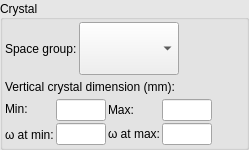
mxcube/mxcubeqt, file BlissFramework/Bricks/widgets/ui_files/Qt4_vertical_crystal_dimension_widget_layout.ui: the form before one commit.
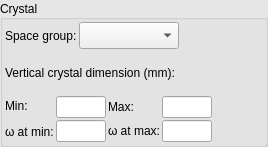
The form after the commit.

Commit message: [master] Layout adjustments and few new icons

What changed in the file:
```diff
--- a/BlissFramework/Bricks/widgets/ui_files/Qt4_vertical_crystal_dimension_widget_layout.ui
+++ b/BlissFramework/Bricks/widgets/ui_files/Qt4_vertical_crystal_dimension_widget_layout.ui
@@ -6,12 +6,12 @@
    <rect>
     <x>0</x>
     <y>0</y>
-    <width>249</width>
-    <height>150</height>
+    <width>268</width>
+    <height>147</height>
    </rect>
   </property>
   <property name="sizePolicy">
-   <sizepolicy hsizetype="MinimumExpanding" vsizetype="MinimumExpanding">
+   <sizepolicy hsizetype="MinimumExpanding" vsizetype="Minimum">
     <horstretch>0</horstretch>
     <verstretch>0</verstretch>
    </sizepolicy>
@@ -90,7 +90,7 @@
    <item>
     <widget class="QGroupBox" name="gbox">
      <property name="sizePolicy">
-      <sizepolicy hsizetype="MinimumExpanding" vsizetype="MinimumExpanding">
+      <sizepolicy hsizetype="MinimumExpanding" vsizetype="Minimum">
        <horstretch>0</horstretch>
        <verstretch>0</verstretch>
       </sizepolicy>
@@ -138,6 +138,12 @@
             </item>
             <item>
              <widget class="QComboBox" name="space_group_ledit">
+              <property name="sizePolicy">
+               <sizepolicy hsizetype="Preferred" vsizetype="Minimum">
+                <horstretch>0</horstretch>
+                <verstretch>0</verstretch>
+               </sizepolicy>
+              </property>
               <property name="minimumSize">
                <size>
                 <width>100</width>
@@ -147,7 +153,7 @@
               <property name="maximumSize">
                <size>
                 <width>100</width>
-                <height>32767</height>
+                <height>27</height>
                </size>
               </property>
              </widget>
```
The commit also changes 11 other files.
